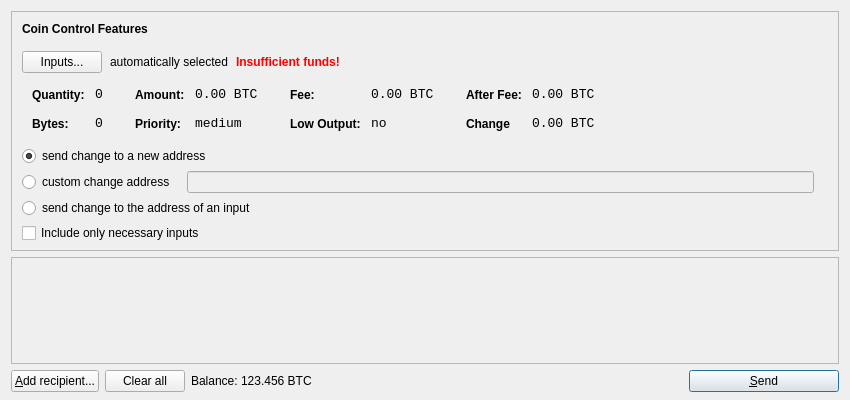
This is src/qt/forms/sendcoinsdialog.ui in gabrielpgava/nubits as Qt 5 draws it before an edit. The edited form follows.
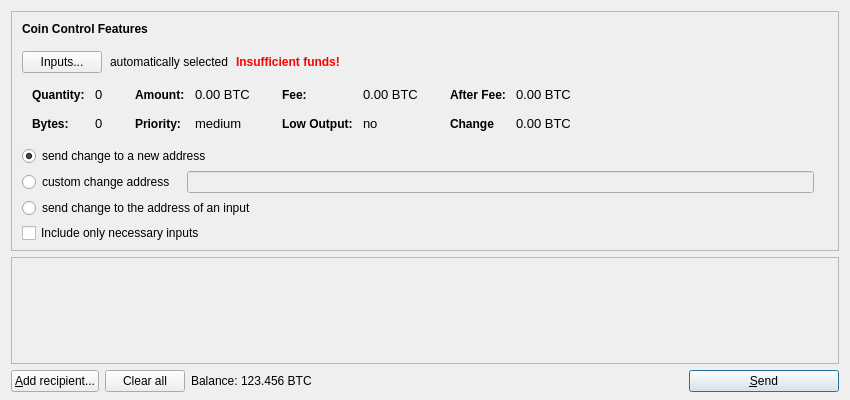
This is the edited form.

```diff
--- a/src/qt/forms/sendcoinsdialog.ui
+++ b/src/qt/forms/sendcoinsdialog.ui
@@ -221,7 +221,7 @@
                 <widget class="QLabel" name="labelCoinControlQuantity">
                  <property name="font">
                   <font>
-                   <family>Monospace</family>
+                   
                    <pointsize>10</pointsize>
                   </font>
                  </property>
@@ -256,7 +256,7 @@
                 <widget class="QLabel" name="labelCoinControlBytes">
                  <property name="font">
                   <font>
-                   <family>Monospace</family>
+                   
                    <pointsize>10</pointsize>
                   </font>
                  </property>
@@ -310,7 +310,7 @@
                 <widget class="QLabel" name="labelCoinControlAmount">
                  <property name="font">
                   <font>
-                   <family>Monospace</family>
+                   
                    <pointsize>10</pointsize>
                   </font>
                  </property>
@@ -342,7 +342,7 @@
                 <widget class="QLabel" name="labelCoinControlPriority">
                  <property name="font">
                   <font>
-                   <family>Monospace</family>
+                   
                    <pointsize>10</pointsize>
                   </font>
                  </property>
@@ -396,7 +396,7 @@
                 <widget class="QLabel" name="labelCoinControlFee">
                  <property name="font">
                   <font>
-                   <family>Monospace</family>
+                   
                    <pointsize>10</pointsize>
                   </font>
                  </property>
@@ -428,7 +428,7 @@
                 <widget class="QLabel" name="labelCoinControlLowOutput">
                  <property name="font">
                   <font>
-                   <family>Monospace</family>
+                   
                    <pointsize>10</pointsize>
                   </font>
                  </property>
@@ -482,7 +482,7 @@
                 <widget class="QLabel" name="labelCoinControlAfterFee">
                  <property name="font">
                   <font>
-                   <family>Monospace</family>
+                   
                    <pointsize>10</pointsize>
                   </font>
                  </property>
@@ -514,7 +514,7 @@
                 <widget class="QLabel" name="labelCoinControlChange">
                  <property name="font">
                   <font>
-                   <family>Monospace</family>
+                   
                    <pointsize>10</pointsize>
                   </font>
                  </property>
```
